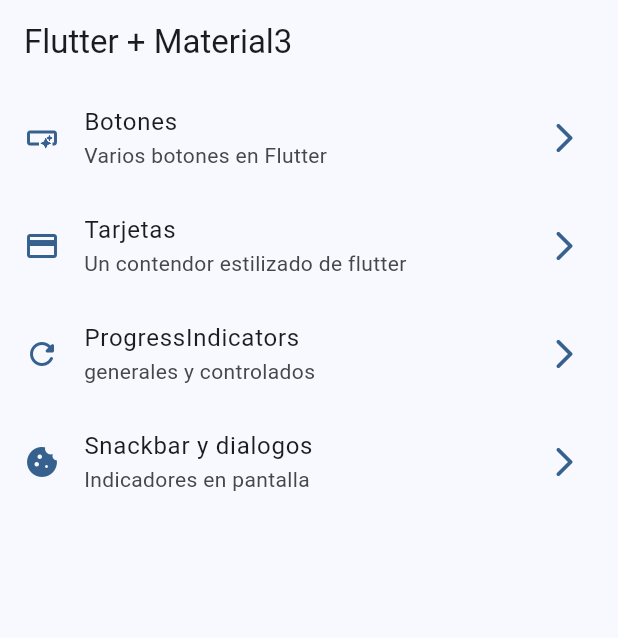
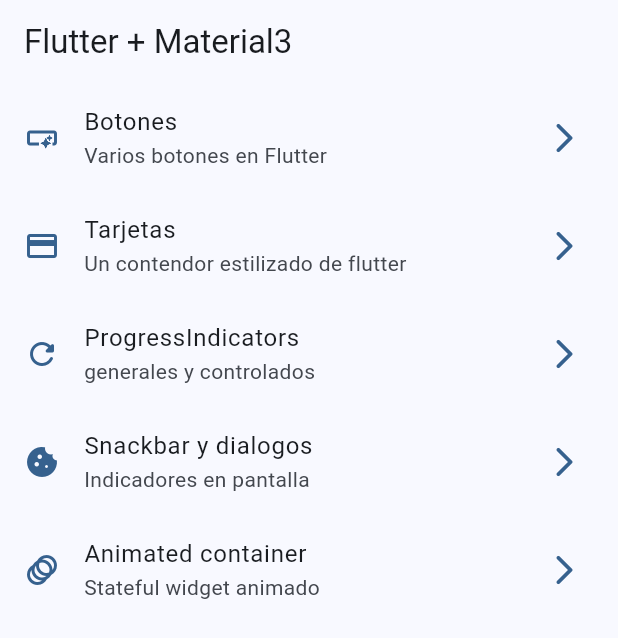
Before and after one commit to Mad-Lain/wiget_app, a Flutter app: the screen it shows after launch, on a phone screen of 412 x 824 dp. Shown: the top 638 px of the screen. Run offline on Flutter 3.47's test engine with Material 3 defaults, Android fonts, the phone set to English and light mode, and no system bars; our stand-ins replace go_router.

Commit message:
animated containers terminado

```diff
--- a/lib/config/menu/menu_items.dart
+++ b/lib/config/menu/menu_items.dart
@@ -36,10 +36,17 @@ const appMenuItems = <MenuItems>[
     tittle: 'ProgressIndicators',
   ),
 
-   MenuItems(
+  MenuItems(
     icon: Icons.cookie,
     link: '/snackbar',
     subTittle: 'Indicadores en pantalla',
     tittle: 'Snackbar y dialogos',
   ),
+
+  MenuItems(
+    icon: Icons.animation,
+    link: '/animated',
+    subTittle: 'Stateful widget animado',
+    tittle: 'Animated container',
+  ),
 ];
--- a/lib/config/router/app_router.dart
+++ b/lib/config/router/app_router.dart
@@ -22,5 +22,9 @@ final appRouter = GoRouter(
       builder: (context, state) => const SnackbarScreen(),
     ),
 
+    GoRoute(
+      path: '/animated',
+      builder: (context, state) => const AnimatedScreen(),
+    ),
   ],
 );
```
Also changed, not shown: lib/presentation/screens/animated/animated_screen.dart (+51 -2 lines).
